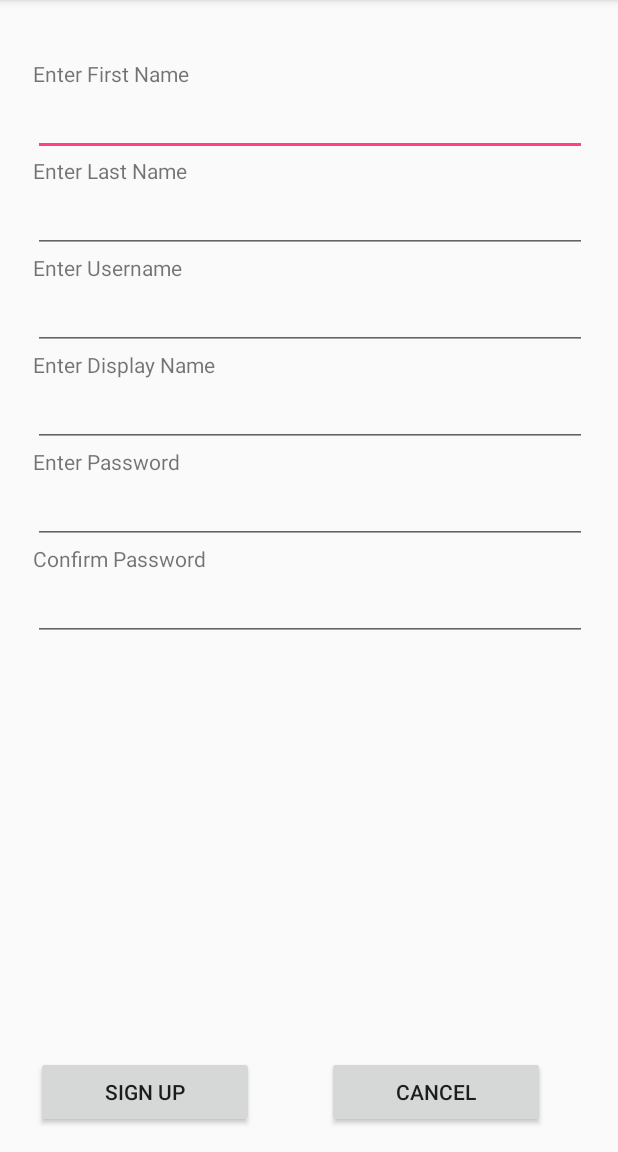
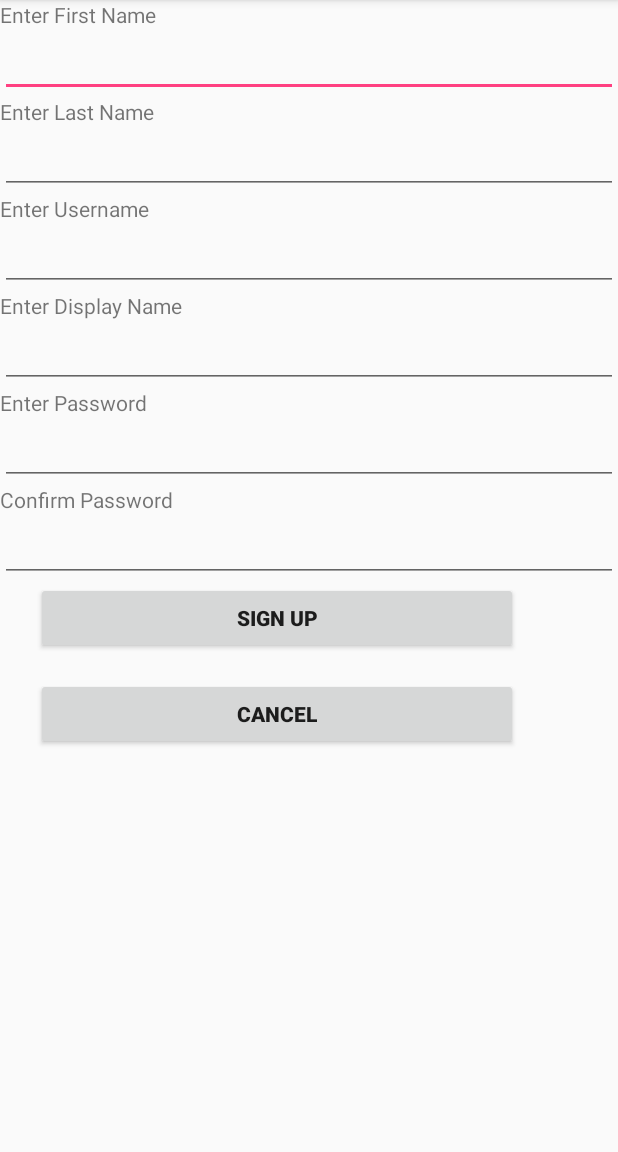
Before and after one commit to suvratjain-git/RPSx-COP_4331C, an Android app: the SignUp screen opened directly, with no data from a screen before it, on a phone screen of 412 x 824 dp, the part 84-1236 px from its top. Run offline under Robolectric (Android 15) with nearby library versions, the light colour scheme and no system bars.

Commit message:
Sign Up Update with Scrolling

```diff
--- a/MobileApp/app/src/main/res/layout/activity_sign_up.xml
+++ b/MobileApp/app/src/main/res/layout/activity_sign_up.xml
@@ -6,50 +6,14 @@
     android:layout_height="match_parent"
     tools:context=".SignUp">
 
-    <Button
-        android:id="@+id/cancelButton"
-        android:layout_width="145dp"
-        android:layout_height="wrap_content"
-        android:layout_marginBottom="16dp"
-        android:layout_marginEnd="8dp"
-        android:layout_marginLeft="8dp"
-        android:layout_marginRight="8dp"
-        android:layout_marginStart="8dp"
-        android:onClick="cancel"
-        android:text="@string/Cancel_Button"
-        app:layout_constraintBottom_toBottomOf="parent"
-        app:layout_constraintEnd_toEndOf="parent"
-        app:layout_constraintStart_toEndOf="@+id/SignUpButton" />
-
-    <Button
-        android:id="@+id/SignUpButton"
-        android:layout_width="145dp"
-        android:layout_height="wrap_content"
-        android:layout_marginBottom="16dp"
-        android:layout_marginLeft="24dp"
-        android:layout_marginStart="24dp"
-        android:onClick="signUp"
-        android:text="@string/SignUp_Button"
-        app:layout_constraintBottom_toBottomOf="parent"
-        app:layout_constraintStart_toStartOf="parent" />
+    <ScrollView
+        android:layout_width="match_parent"
+        android:layout_height="match_parent">
 
         <LinearLayout
-        android:id="@+id/linearLayout"
-        android:layout_width="369dp"
-        android:layout_height="429dp"
-        android:layout_marginBottom="8dp"
-        android:layout_marginEnd="8dp"
-        android:layout_marginLeft="8dp"
-        android:layout_marginRight="8dp"
-        android:layout_marginStart="8dp"
-        android:layout_marginTop="8dp"
-        android:orientation="vertical"
-        app:layout_constraintBottom_toTopOf="@+id/cancelButton"
-        app:layout_constraintEnd_toEndOf="parent"
-        app:layout_constraintHorizontal_bias="0.514"
-        app:layout_constraintStart_toStartOf="parent"
-        app:layout_constraintTop_toTopOf="parent"
-        app:layout_constraintVertical_bias="0.121">
+            android:layout_width="match_parent"
+            android:layout_height="wrap_content"
+            android:orientation="vertical">
 
             <TextView
                 android:id="@+id/textView"
@@ -130,6 +94,34 @@
                 android:layout_height="wrap_content"
                 android:ems="10"
                 android:inputType="textPassword" />
+
+            <Button
+                android:id="@+id/SignUpButton"
+                android:layout_width="321dp"
+                android:layout_height="wrap_content"
+                android:layout_marginBottom="16dp"
+                android:layout_marginLeft="24dp"
+                android:layout_marginStart="24dp"
+                android:onClick="signUp"
+                android:text="@string/SignUp_Button"
+                android:textStyle="bold"
+                app:layout_constraintBottom_toBottomOf="parent"
+                app:layout_constraintStart_toStartOf="parent" />
+
+            <Button
+                android:id="@+id/cancelButton"
+                android:layout_width="321dp"
+                android:layout_height="wrap_content"
+                android:layout_marginBottom="16dp"
+                android:layout_marginLeft="24dp"
+                android:layout_marginStart="24dp"
+                android:onClick="cancel"
+                android:text="@string/Cancel_Button"
+                android:textStyle="bold"
+                app:layout_constraintBottom_toBottomOf="parent"
+                app:layout_constraintStart_toStartOf="parent" />
+
         </LinearLayout>
+    </ScrollView>
 
 </android.support.constraint.ConstraintLayout>
```
Also changed, not shown: MobileApp/app/src/main/res/layout/activity_main.xml (+57 -48 lines). Lines whose indentation alone changed are shown as unchanged.
